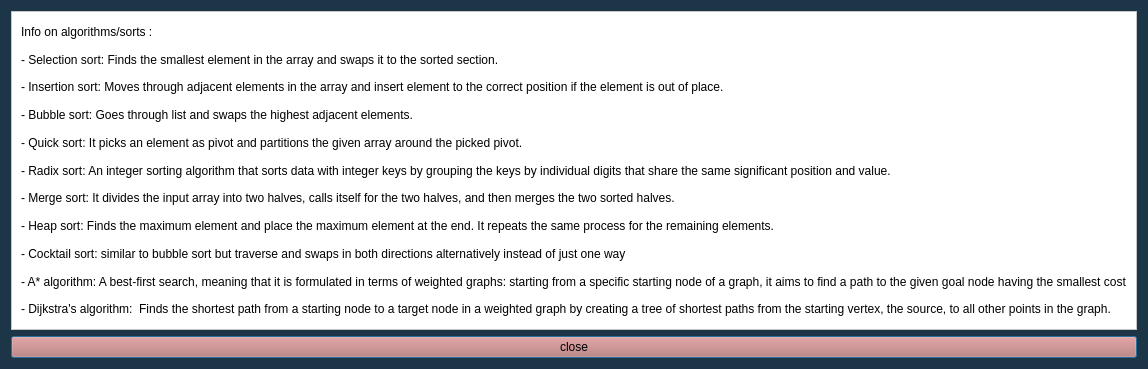
This is gui/GraphicsFrame/AlgorithmVisualizer/algdisplaywindow.ui in ethancfung/Sorting-Pathfinding-Algorithm-Visualizer as Qt 5 draws it before an edit. The edited form follows.
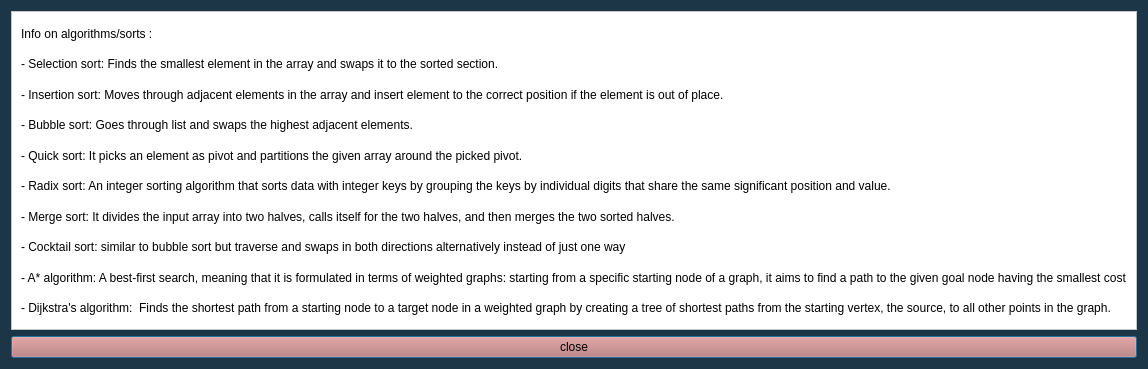
This is the edited form.

Commit message: Removed algorithm info on old GUI for Heap Sort(not using it anymore)

Diff of the .ui file:
```diff
--- a/gui/GraphicsFrame/AlgorithmVisualizer/algdisplaywindow.ui
+++ b/gui/GraphicsFrame/AlgorithmVisualizer/algdisplaywindow.ui
@@ -78,13 +78,6 @@
         </property>
        </widget>
       </item>
-      <item>
-       <widget class="QLabel" name="label_8">
-        <property name="text">
-         <string>- Heap sort: Finds the maximum element and place the maximum element at the end. It repeats the same process for the remaining elements.</string>
-        </property>
-       </widget>
-      </item>
       <item>
        <widget class="QLabel" name="label_9">
         <property name="text">
```
